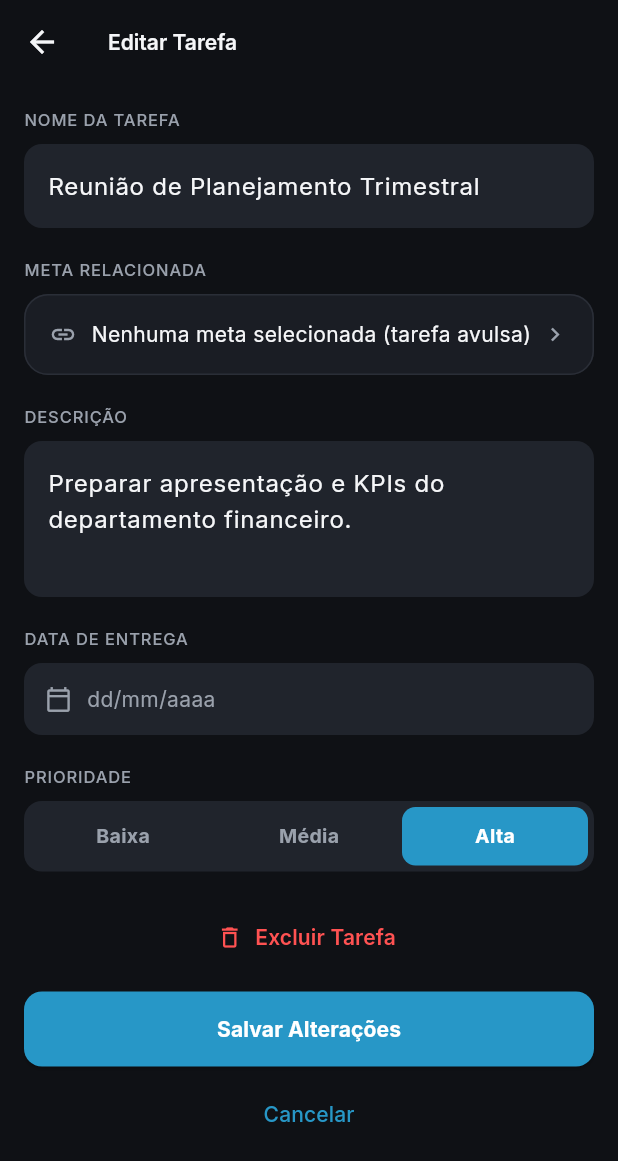
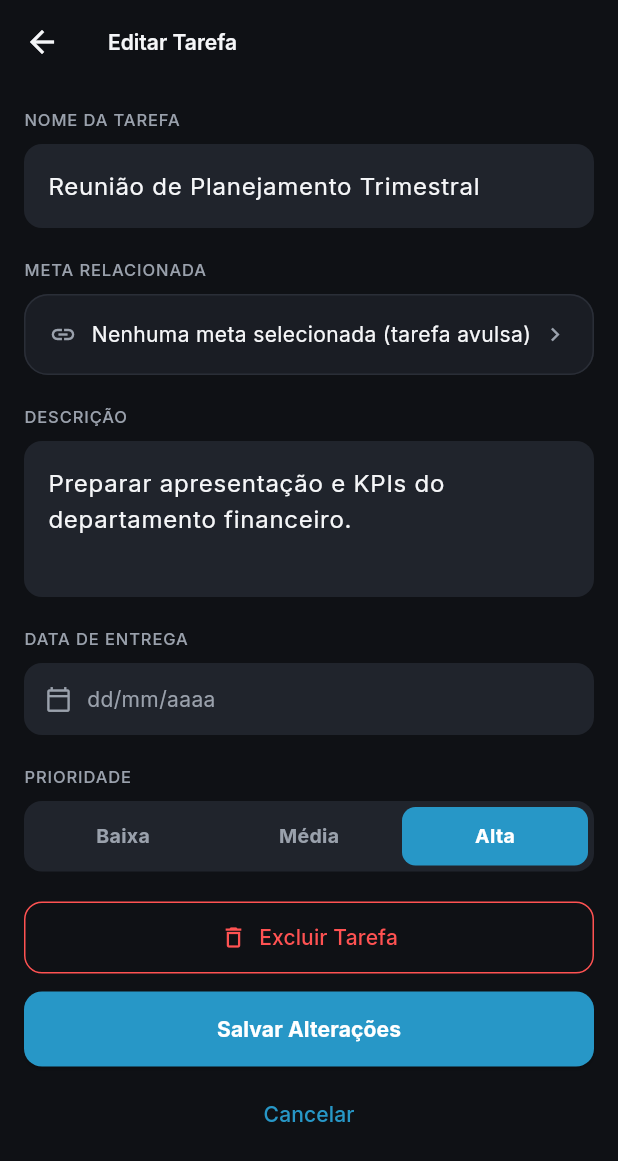
Before and after one commit to Lino-Zeferino2/Loah_app, a Flutter app: the TaskDetailScreen screen opened directly with sample values from the repository, after a tap on "Marcar como Concluída", after a tap on "Editar Tarefa", on a phone screen of 412 x 824 dp. Shown: the top 1161 px of the screen. Run offline on Flutter 3.47's test engine with Material 3 defaults, Android fonts, the light colour scheme and no system bars; our stand-ins replace cloud_firestore, firebase_auth, firebase_core, font_awesome_flutter, google_fonts, google_sign_in and 2 more; accounts and stored records are empty.

Commit message:
Removido o botão Excluir Tarefa

```diff
--- a/lib/screens/tasks/add_task_screen.dart
+++ b/lib/screens/tasks/add_task_screen.dart
@@ -372,13 +372,17 @@ class _AddTaskScreenState extends State<AddTaskScreen> {
                 ),
               ),
             if (isEditing) ...[
-              Center(
-                child: TextButton.icon(
+              SizedBox(
+                width: double.infinity,
+                child: OutlinedButton.icon(
                   onPressed: _delete,
-                  icon: const Icon(Icons.delete_outline, size: 18, color: Colors.redAccent),
-                  label: const Text(
-                    'Excluir Tarefa',
-                    style: TextStyle(color: Colors.redAccent, fontWeight: FontWeight.w600),
+                  icon: const Icon(Icons.delete_outline, size: 18),
+                  label: const Text('Excluir Tarefa'),
+                  style: OutlinedButton.styleFrom(
+                    foregroundColor: Colors.redAccent,
+                    side: const BorderSide(color: Colors.redAccent),
+                    padding: const EdgeInsets.symmetric(vertical: 14),
+                    shape: RoundedRectangleBorder(borderRadius: BorderRadius.circular(12)),
                   ),
                 ),
               ),
--- a/lib/screens/tasks/task_detail_screen.dart
+++ b/lib/screens/tasks/task_detail_screen.dart
@@ -407,21 +407,6 @@ class _TaskDetailScreenState extends State<TaskDetailScreen> {
                 ),
               ),
             ),
-            const SizedBox(height: 10),
-            SizedBox(
-              width: double.infinity,
-              child: OutlinedButton.icon(
-                onPressed: _deleteTask,
-                icon: const Icon(Icons.delete_outline, size: 18),
-                label: const Text('Excluir Tarefa'),
-                style: OutlinedButton.styleFrom(
-                  foregroundColor: Colors.redAccent,
-                  side: const BorderSide(color: Colors.redAccent),
-                  padding: const EdgeInsets.symmetric(vertical: 14),
-                  shape: RoundedRectangleBorder(borderRadius: BorderRadius.circular(12)),
-                ),
-              ),
-            ),
           ],
         ),
       ),
```
